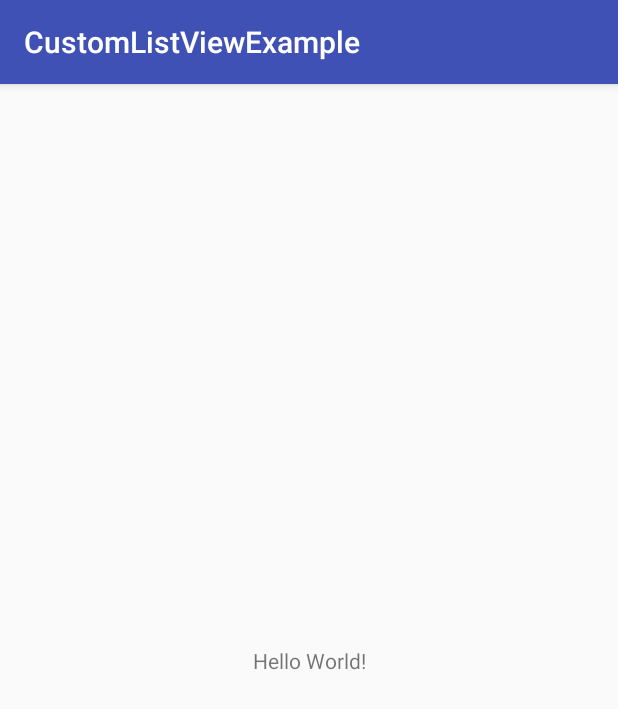
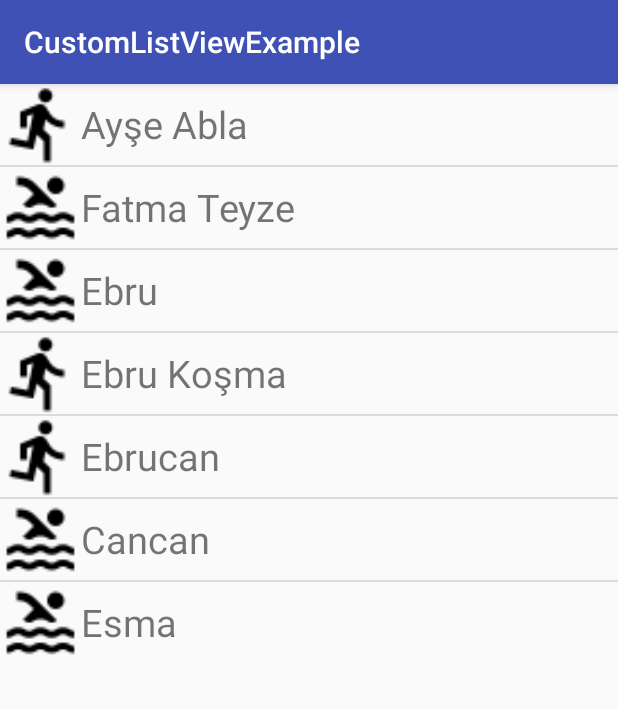
Before and after one commit to yerenutku/gelecegiyazankadinlar, an Android app: the screen it shows after launch (MainActivity), on a phone screen of 412 x 824 dp. Shown: the top 709 px of the screen. Run offline under Robolectric (Android 15) with nearby library versions, the phone set to English and light mode, and no system bars.

Commit message:
custom listview eklendi drawablelar eklendi adapter eklendi

```diff
--- /dev/null
+++ b/CustomListViewExample/app/src/main/java/com/erenutku/customlistviewexample/CustomArrayAdapter.java
@@ -0,0 +1,62 @@
+package com.erenutku.customlistviewexample;
+
+import android.app.Activity;
+import android.content.Context;
+import android.view.LayoutInflater;
+import android.view.View;
+import android.view.ViewGroup;
+import android.widget.BaseAdapter;
+import android.widget.ImageView;
+import android.widget.TextView;
+
+import java.util.List;
+
+/**
+ * Created by yutku on 11/06/17.
+ */
+
+public class CustomArrayAdapter extends BaseAdapter{
+    private List<Model_Human> mHumanList;
+    private Activity mActivity;
+
+    public CustomArrayAdapter(Activity activity, List<Model_Human> list){
+        mActivity = activity;
+        mHumanList = list;
+    }
+
+
+    @Override
+    public int getCount() {
+        return mHumanList.size();
+    }
+
+    @Override
+    public Model_Human getItem(int i) {
+        return mHumanList.get(i);
+    }
+
+    @Override
+    public long getItemId(int i) {
+        return i;
+    }
+
+    @Override
+    public View getView(int i, View view, ViewGroup viewGroup) {
+        LayoutInflater inflater = (LayoutInflater) mActivity.getSystemService(
+                Context.LAYOUT_INFLATER_SERVICE);
+        View parentView = inflater.inflate(R.layout.custom_item_layout,null);
+        ImageView imageView = (ImageView) parentView.findViewById(R.id.ivPp);
+        TextView textView = (TextView) parentView.findViewById(R.id.tvDesc);
+
+        if (mHumanList.get(i).getAction()){
+            imageView.setBackgroundResource(R.drawable.ic_directions_run_black_24dp);
+        }
+        else {
+            imageView.setBackgroundResource(R.drawable.ic_pool_black_24dp);
+        }
+
+        textView.setText(mHumanList.get(i).getName());
+
+        return parentView;
+    }
+}
--- a/CustomListViewExample/app/src/main/java/com/erenutku/customlistviewexample/MainActivity.java
+++ b/CustomListViewExample/app/src/main/java/com/erenutku/customlistviewexample/MainActivity.java
@@ -1,13 +1,32 @@
 package com.erenutku.customlistviewexample;
 
+import android.os.Bundle;
 import android.support.v7.app.AppCompatActivity;
-import android.os.Bundle;
+import android.widget.ListView;
+
+import java.util.ArrayList;
+import java.util.List;
 
 public class MainActivity extends AppCompatActivity {
-
+    private ListView lvList;
+    private List<Model_Human> mHumanList = new ArrayList<>();
     @Override
     protected void onCreate(Bundle savedInstanceState) {
         super.onCreate(savedInstanceState);
         setContentView(R.layout.activity_main);
+        lvList = (ListView) findViewById(R.id.lvList);
+
+        mHumanList.add(new Model_Human(true,"Ayşe Abla"));
+        mHumanList.add(new Model_Human(false,"Fatma Teyze"));
+        mHumanList.add(new Model_Human(false,"Ebru"));
+        mHumanList.add(new Model_Human(true,"Ebru Koşma"));
+        mHumanList.add(new Model_Human(true,"Ebrucan"));
+        mHumanList.add(new Model_Human(false,"Cancan"));
+        mHumanList.add(new Model_Human(false,"Esma"));
+
+        CustomArrayAdapter customArrayAdapter = new CustomArrayAdapter(this,mHumanList);
+        lvList.setAdapter(customArrayAdapter);
+
+
     }
 }
--- /dev/null
+++ b/CustomListViewExample/app/src/main/java/com/erenutku/customlistviewexample/Model_Human.java
@@ -0,0 +1,31 @@
+package com.erenutku.customlistviewexample;
+
+/**
+ * Created by yutku on 11/06/17.
+ */
+
+public class Model_Human {
+    private boolean action;
+    private String name;
+
+    public Model_Human(boolean action, String name){
+        this.action = action;
+        this.name = name;
+    }
+
+    public boolean getAction() {
+        return action;
+    }
+
+    public void setAction(boolean action) {
+        this.action = action;
+    }
+
+    public String getName() {
+        return name;
+    }
+
+    public void setName(String name) {
+        this.name = name;
+    }
+}
--- a/CustomListViewExample/app/src/main/res/layout/activity_main.xml
+++ b/CustomListViewExample/app/src/main/res/layout/activity_main.xml
@@ -1,18 +1,12 @@
 <?xml version="1.0" encoding="utf-8"?>
-<android.support.constraint.ConstraintLayout xmlns:android="http://schemas.android.com/apk/res/android"
+<LinearLayout xmlns:android="http://schemas.android.com/apk/res/android"
     xmlns:app="http://schemas.android.com/apk/res-auto"
     xmlns:tools="http://schemas.android.com/tools"
     android:layout_width="match_parent"
     android:layout_height="match_parent"
     tools:context="com.erenutku.customlistviewexample.MainActivity">
-
-    <TextView
-        android:layout_width="wrap_content"
-        android:layout_height="wrap_content"
-        android:text="Hello World!"
-        app:layout_constraintBottom_toBottomOf="parent"
-        app:layout_constraintLeft_toLeftOf="parent"
-        app:layout_constraintRight_toRightOf="parent"
-        app:layout_constraintTop_toTopOf="parent" />
-
-</android.support.constraint.ConstraintLayout>
+    <ListView
+        android:id="@+id/lvList"
+        android:layout_width="match_parent"
+        android:layout_height="wrap_content"/>
+</LinearLayout>
--- /dev/null
+++ b/CustomListViewExample/app/src/main/res/layout/custom_item_layout.xml
@@ -0,0 +1,23 @@
+<?xml version="1.0" encoding="utf-8"?>
+<LinearLayout xmlns:android="http://schemas.android.com/apk/res/android"
+    android:layout_width="match_parent"
+    android:layout_height="wrap_content"
+    android:orientation="horizontal">
+
+    <ImageView
+        android:id="@+id/ivPp"
+        android:layout_width="54dp"
+        android:layout_height="54dp"
+        android:background="@drawable/ic_add_box_black_24dp" />
+
+    <TextView
+        android:id="@+id/tvDesc"
+        android:layout_width="match_parent"
+        android:layout_height="wrap_content"
+        android:layout_gravity="center"
+        android:text="Buraya yazılar gelicek"
+        android:textSize="25sp"
+        />
+
+
+</LinearLayout>
```
Also changed, not shown: CustomListViewExample/app/src/main/res/drawable-hdpi/ic_add_box_black_24dp.png (added), CustomListViewExample/app/src/main/res/drawable-hdpi/ic_directions_run_black_24dp.png (added), CustomListViewExample/app/src/main/res/drawable-hdpi/ic_pool_black_24dp.png (added), CustomListViewExample/app/src/main/res/drawable-mdpi/ic_add_box_black_24dp.png (added), CustomListViewExample/app/src/main/res/drawable-mdpi/ic_directions_run_black_24dp.png (added), CustomListViewExample/app/src/main/res/drawable-mdpi/ic_pool_black_24dp.png (added), CustomListViewExample/app/src/main/res/drawable-xhdpi/ic_add_box_black_24dp.png (added), CustomListViewExample/app/src/main/res/drawable-xhdpi/ic_directions_run_black_24dp.png (added), CustomListViewExample/app/src/main/res/drawable-xhdpi/ic_pool_black_24dp.png (added), CustomListViewExample/app/src/main/res/drawable-xxhdpi/ic_add_box_black_24dp.png (added), CustomListViewExample/app/src/main/res/drawable-xxhdpi/ic_directions_run_black_24dp.png (added), CustomListViewExample/app/src/main/res/drawable-xxhdpi/ic_pool_black_24dp.png (added), CustomListViewExample/app/src/main/res/drawable-xxxhdpi/ic_add_box_black_24dp.png (added), CustomListViewExample/app/src/main/res/drawable-xxxhdpi/ic_directions_run_black_24dp.png (added), 1 more files.
